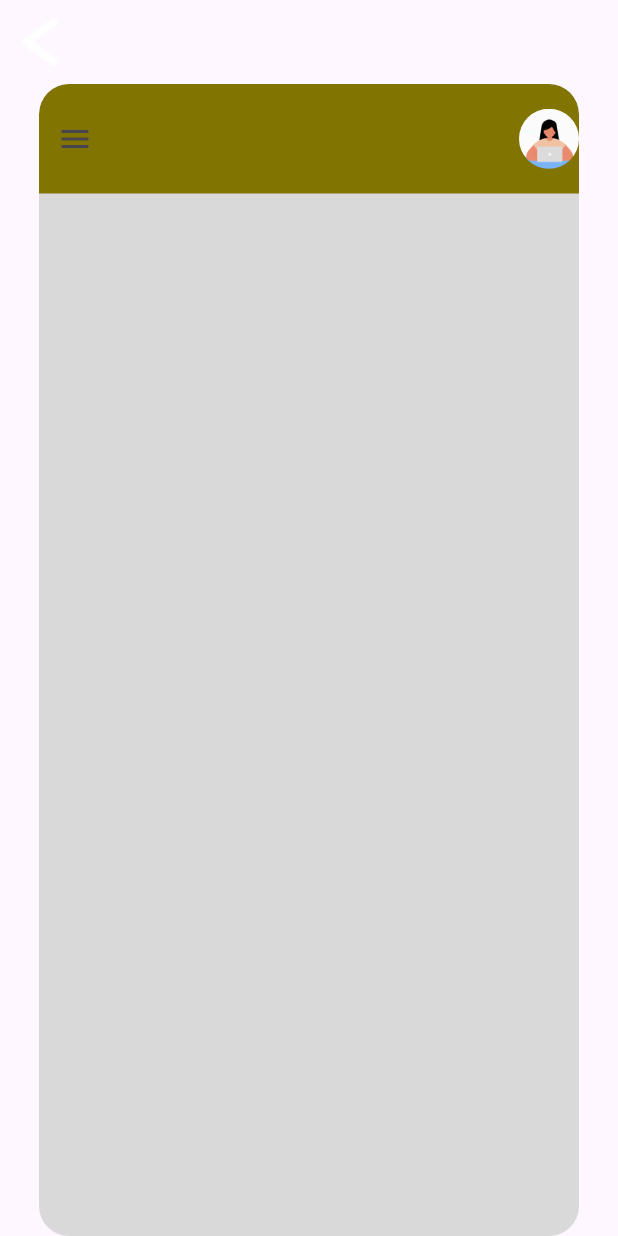
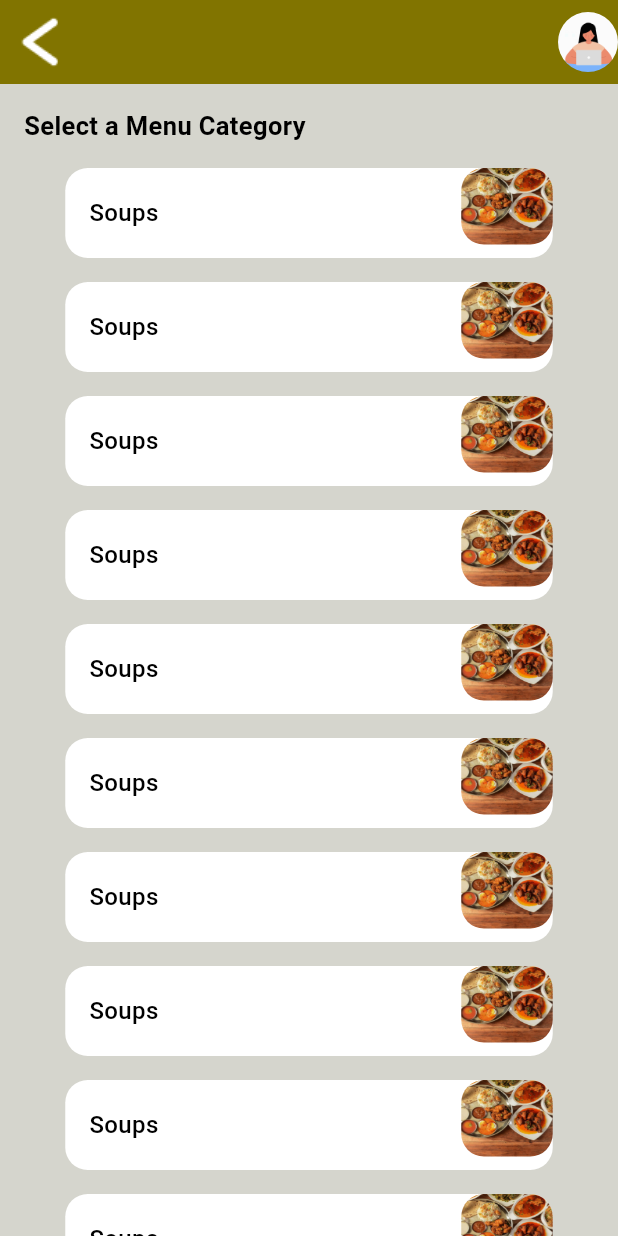
Before and after one commit to NasmiyaNahim/1st-Meals-App, a Flutter app: the Courses screen opened directly, on a phone screen of 412 x 824 dp. Run offline on Flutter 3.47's test engine with Material 3 defaults, Android fonts, the phone set to English and light mode, and no system bars; Roboto replaces fonts that are missing (Montserrat).

Commit message:
Fourth Commit

```diff
--- a/lib/courses.dart
+++ b/lib/courses.dart
@@ -1,5 +1,6 @@
 import 'package:flutter/material.dart';
 import 'package:flutter/widgets.dart';
+import 'package:mealsapp/courses.dart';
 
 class Courses extends StatelessWidget {
   const Courses({super.key});
@@ -8,62 +9,8 @@ class Courses extends StatelessWidget {
   Widget build(BuildContext context) {
     return Scaffold(
       appBar: AppBar(
-        //title: Text('Container Example'),
-        // actions: [
-        //   ClipOval(
-        //     child: SizedBox(
-        //       width: 40,
-        //       height: 40,
-        //       child: Image.asset(
-        //         'assets/images/profile.gif',
-        //         fit: BoxFit.cover,
-        //       ),
-        //     ),
-        //   ),
-        // ],
-        leading: IconButton(
-          icon: Image.asset('assets/images/Less Than.png'),
-          onPressed: () {},
-        ),
-      ),
-      body: Center(
-        child: Container(
-          width: 360,
-          height: 1181,
-          clipBehavior: Clip.antiAlias,
-          decoration: ShapeDecoration(
-            color: Color(0xFFD9D9D9),
-            shape: RoundedRectangleBorder(
-              borderRadius: BorderRadius.circular(20),
-            ),
-          ),
-          child: Stack(
-            children: [
-              Positioned(
-                top: 0,
-                left: 0,
-                right: 0,
-                child: Container(
-                  height: 73,
-                  width: 360,
-                  decoration: BoxDecoration(
-                    color: Color(0xFF817400),
-                    borderRadius: BorderRadius.only(
-                      topLeft: Radius.circular(20),
-                      topRight: Radius.circular(20),
-                    ),
-                  ),
-                  child: Row(
-                    mainAxisAlignment: MainAxisAlignment.spaceBetween,
-                    children: [
-                      IconButton(
-                        icon: Icon(Icons.menu),
-                        onPressed: () {
-                          // Add functionality for leading icon onPressed
-                        },
-                      ),
-                      Row(
-                        children: [
+        backgroundColor: const Color(0xFF817400),
+        actions: [
           ClipOval(
             child: SizedBox(
               width: 40,
@@ -74,22 +21,109 @@ class Courses extends StatelessWidget {
               ),
             ),
           ),
-                          // Add more action buttons if needed
         ],
+        leading: IconButton(
+          icon: Image.asset('assets/images/Less Than.png'),
+          onPressed: () {},
         ),
-                    ],
+      ),
+      backgroundColor: const Color.fromARGB(255, 213, 213, 205),
+      body: SingleChildScrollView(
+        child: Column(
+        children: [
+          const Padding(
+            padding: EdgeInsets.only(
+              top: 16.0,
+              left: 16.0,
+              right: 16.0,
+              bottom: 16.0,
+            ),
+            child: Align(
+              alignment: Alignment.centerLeft,
+              child: Text(
+                'Select a Menu Category',
+                style: TextStyle(
+                  color: Colors.black,
+                  fontSize: 17,
+                  fontFamily: 'Montserrat',
+                  fontWeight: FontWeight.w600,
                 ),
               ),
             ),
-              // Other widgets inside the container
+          ),
+          _buildContainerWithImage('Soups'),
+          SizedBox(height: 16),
+          _buildContainerWithImage('Soups'),
+          SizedBox(height: 16),
+          _buildContainerWithImage('Soups'),
+          SizedBox(height: 16),
+          _buildContainerWithImage('Soups'),
+          SizedBox(height: 16),
+          _buildContainerWithImage('Soups'),
+          SizedBox(height: 16),
+          _buildContainerWithImage('Soups'),
+          SizedBox(height: 16),
+          _buildContainerWithImage('Soups'),
+          SizedBox(height: 16),
+          _buildContainerWithImage('Soups'),
+          SizedBox(height: 16),
+          _buildContainerWithImage('Soups'),
+          SizedBox(height: 16),
+          _buildContainerWithImage('Soups'),
         ],
+
+      )),
+    );
+
+
+  }
+
+  Widget _buildContainerWithImage(String text) {
+    return Stack(
+      children: [
+        Container(
+          width: 325,
+          height: 60,
+          decoration: ShapeDecoration(
+            color: Colors.white,
+            shape: RoundedRectangleBorder(
+              borderRadius: BorderRadius.circular(15),
+            ),
+          ),
+          child: Padding(
+            padding: const EdgeInsets.symmetric(horizontal: 16.0),
+            child: Align(
+              alignment: Alignment.centerLeft,
+              child: Text(
+                text,
+                style: TextStyle(
+                  color: Colors.black,
+                  fontSize: 16,
+                  fontFamily: 'Montserrat',
+                  fontWeight: FontWeight.w500,
                 ),
               ),
             ),
+          ),
+        ),
+        Positioned(
+          top: 0,
+          right: 0,
+          child: Container(
+            width: 61,
+            height: 51,
+            decoration: ShapeDecoration(
+              image: DecorationImage(
+                image: AssetImage("assets/images/Rectangle 8.png"),
+                fit: BoxFit.fill,
+              ),
+              shape: RoundedRectangleBorder(
+                borderRadius: BorderRadius.circular(15),
+              ),
+            ),
+          ),
+        ),
+      ],
     );
   }
 }
-
-//     );
-//   }
-// }
```
Lines whose indentation alone changed are shown as unchanged.
